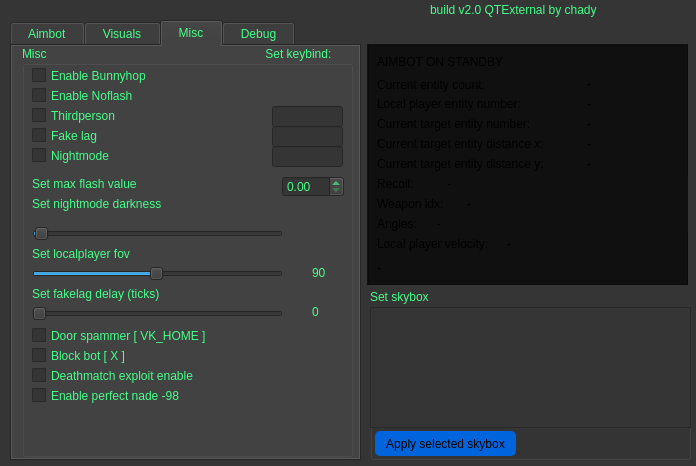
Old version of the form widget.ui in the repository skajuks/QTExternal.
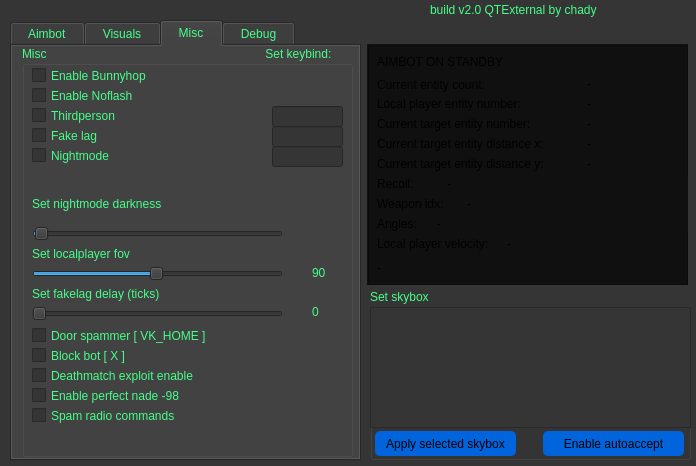
New version of the form.

```diff
--- a/widget.ui
+++ b/widget.ui
@@ -1183,19 +1183,6 @@
        <string> Set keybind: </string>
       </property>
      </widget>
-     <widget class="QLabel" name="label_9">
-      <property name="geometry">
-       <rect>
-        <x>10</x>
-        <y>130</y>
-        <width>121</width>
-        <height>16</height>
-       </rect>
-      </property>
-      <property name="text">
-       <string>Set max flash value</string>
-      </property>
-     </widget>
      <widget class="QLabel" name="label_10">
       <property name="geometry">
        <rect>
@@ -1209,16 +1196,6 @@
        <string>Set nightmode darkness</string>
       </property>
      </widget>
-     <widget class="QDoubleSpinBox" name="Flashvalue">
-      <property name="geometry">
-       <rect>
-        <x>260</x>
-        <y>130</y>
-        <width>62</width>
-        <height>21</height>
-       </rect>
-      </property>
-     </widget>
      <widget class="QLabel" name="label_13">
       <property name="geometry">
        <rect>
@@ -1389,6 +1366,19 @@
        <string>Enable perfect nade -98</string>
       </property>
      </widget>
+     <widget class="QCheckBox" name="enable_radio">
+      <property name="geometry">
+       <rect>
+        <x>10</x>
+        <y>360</y>
+        <width>231</width>
+        <height>19</height>
+       </rect>
+      </property>
+      <property name="text">
+       <string>Spam radio commands</string>
+      </property>
+     </widget>
     </widget>
    </widget>
    <widget class="QWidget" name="Debug">
@@ -1742,6 +1732,24 @@
      <string>Apply selected skybox</string>
     </property>
    </widget>
+   <widget class="QPushButton" name="enable_autoaccept">
+    <property name="geometry">
+     <rect>
+      <x>173</x>
+      <y>142</y>
+      <width>141</width>
+      <height>25</height>
+     </rect>
+    </property>
+    <property name="styleSheet">
+     <string notr="true">background-color: rgb(0, 100, 220);
+border-radius: 5px;
+</string>
+    </property>
+    <property name="text">
+     <string>Enable autoaccept</string>
+    </property>
+   </widget>
   </widget>
  </widget>
  <resources/>
```
Left out of the diff: 15 changed lines with no effect on the pictures.
